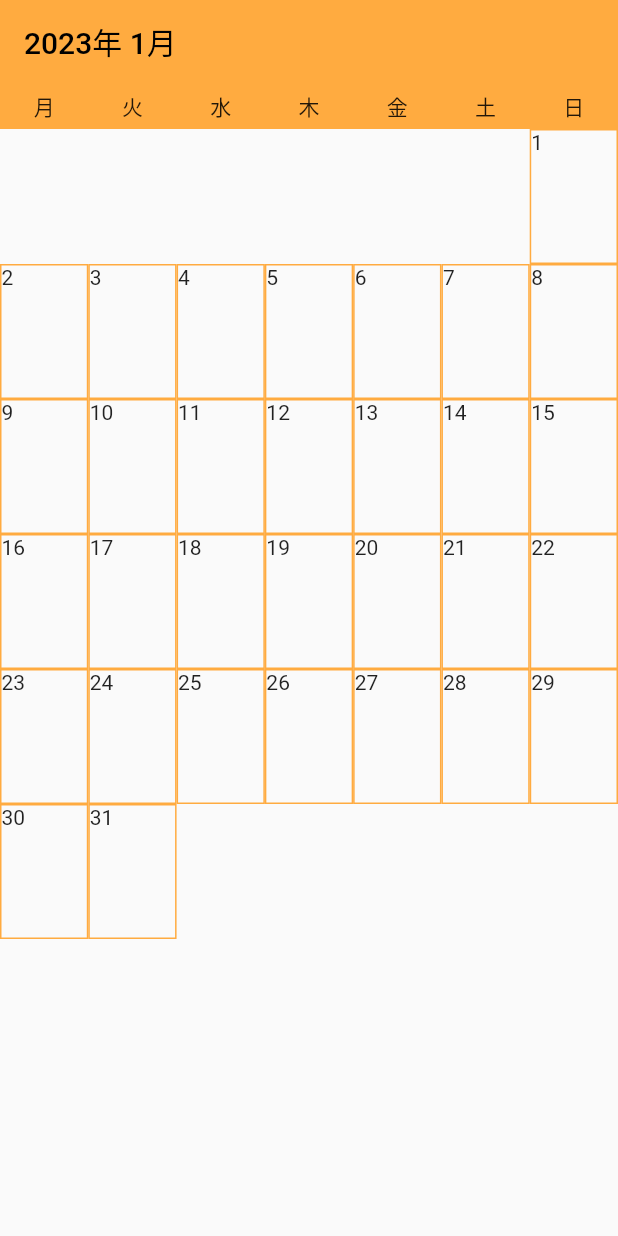
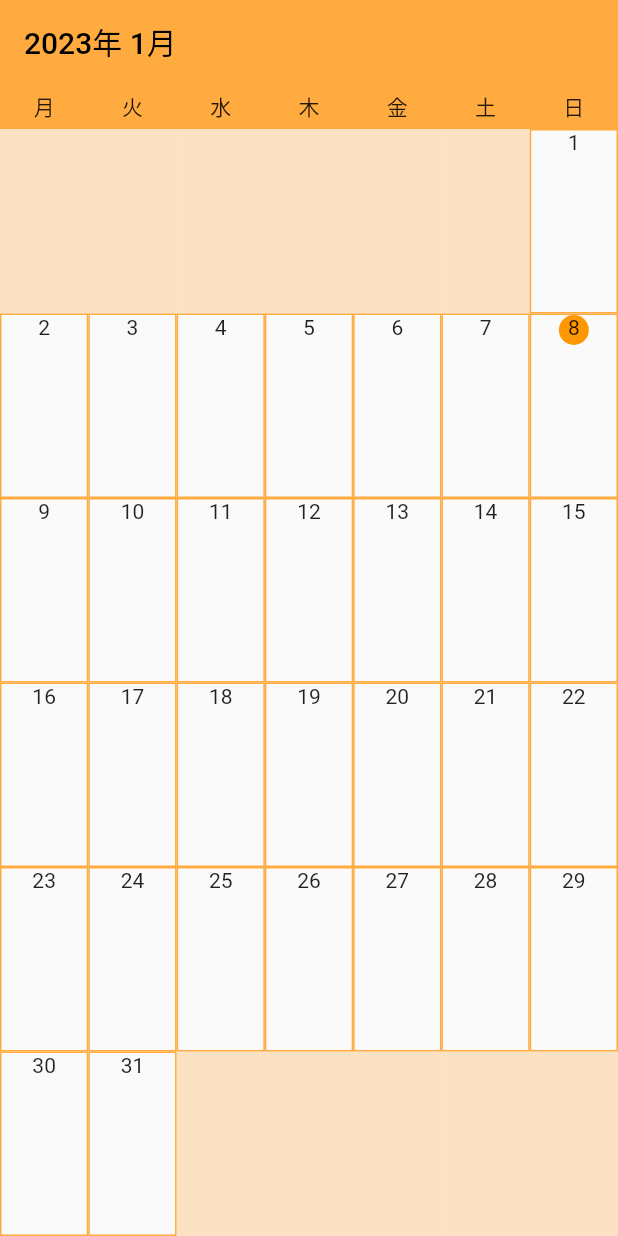
Before and after one commit to tomohiro1024/calendar2022, a Flutter app: the screen it shows after launch, on a phone screen of 412 x 824 dp. Run offline on Flutter 3.47's test engine with Material 2 defaults, Android fonts, the phone set to English and light mode, and no system bars.

Commit message:
UI修正

```diff
--- a/lib/pages/calender.dart
+++ b/lib/pages/calender.dart
@@ -25,7 +25,8 @@ class _CalenderViewState extends State<CalenderView> {
         // 影をなくす
         elevation: 0,
       ),
-      body: Column(
+      body: SafeArea(
+        child: Column(
           children: [
             Container(
               height: 30,
@@ -42,8 +43,9 @@ class _CalenderViewState extends State<CalenderView> {
                     .toList(),
               ),
             ),
-          createCalenderItem(),
+            Expanded(child: createCalenderItem()),
           ],
+        ),
       ),
     );
   }
@@ -58,21 +60,33 @@ class _CalenderViewState extends State<CalenderView> {
     DateTime date = DateTime(now.year, now.month, 1);
 
     for (int i = 0; i < monthLastDay; i++) {
-      _listCache.add(_CalenderItem(day: i + 1));
+      _listCache.add(_CalenderItem(
+        day: i + 1,
+        now: now,
+        casheDate: DateTime(now.year, now.month, i + 1),
+      ));
       int repeatNumber = 7 - _listCache.length;
       if (date.add(Duration(days: i)).weekday == 7) {
         if (i < 7) {
           _listCache.insertAll(
               0,
               List.generate(
-                  repeatNumber, (index) => Expanded(child: Container())));
+                  repeatNumber,
+                  (index) => Expanded(
+                          child: Container(
+                        color: Colors.orangeAccent.withOpacity(0.3),
+                      ))));
         }
-        _list.add(Row(children: _listCache));
+        _list.add(Expanded(child: Row(children: _listCache)));
         _listCache = [];
       } else if (i == monthLastDay - 1) {
         _listCache.addAll(List.generate(
-            repeatNumber, (index) => Expanded(child: Container())));
-        _list.add(Row(children: _listCache));
+            repeatNumber,
+            (index) => Expanded(
+                    child: Container(
+                  color: Colors.orangeAccent.withOpacity(0.3),
+                ))));
+        _list.add(Expanded(child: Row(children: _listCache)));
       }
     }
     return Column(
@@ -83,14 +97,30 @@ class _CalenderViewState extends State<CalenderView> {
 
 class _CalenderItem extends StatelessWidget {
   final int day;
-  const _CalenderItem({required this.day, Key? key}) : super(key: key);
+  final DateTime now;
+  final DateTime casheDate;
+  const _CalenderItem(
+      {required this.day, required this.now, required this.casheDate, Key? key})
+      : super(key: key);
 
   @override
   Widget build(BuildContext context) {
+    // 今日がどうかの判定
+    bool isToday =
+        (now.difference(casheDate).inDays == 0) && (now.day == casheDate.day);
     return Expanded(
       child: Container(
+        alignment: Alignment.topCenter,
+        child: Container(
+          decoration: BoxDecoration(
+            color: isToday ? Colors.orange : null,
+            borderRadius: BorderRadius.circular(10),
+          ),
+          alignment: Alignment.topCenter,
+          width: 20,
+          height: 20,
           child: Text('$day'),
-        height: 90,
+        ),
         decoration: BoxDecoration(
           border: Border.all(color: Colors.orangeAccent),
         ),
```
Lines whose indentation alone changed are shown as unchanged.
